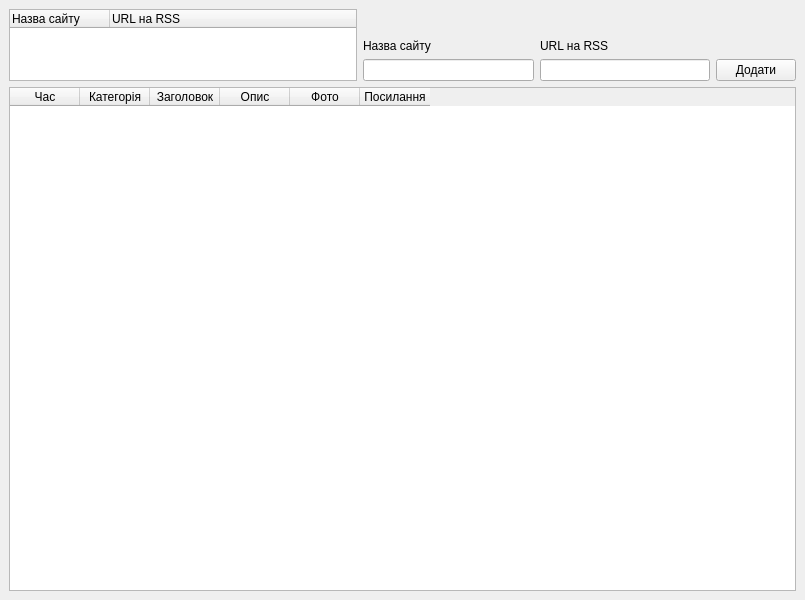
This is mainwindow.ui in Levanori/RSS-feed-reader as Qt 5 draws it before an edit. The edited form follows.
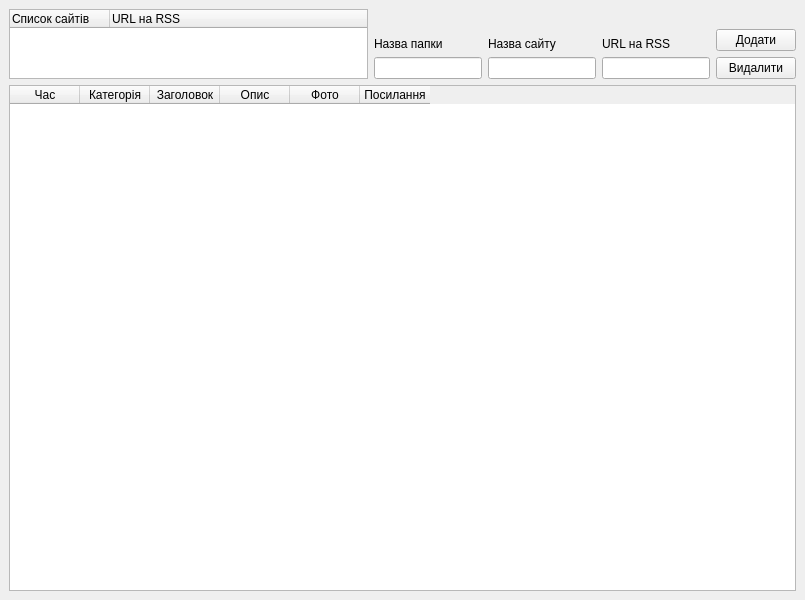
This is the edited form.

Commit message: Added folders for RSS feeds and checking for feed identity and name

```diff
--- a/mainwindow.ui
+++ b/mainwindow.ui
@@ -14,9 +14,9 @@
    <string>MainWindow</string>
   </property>
   <widget class="QWidget" name="centralwidget">
-   <layout class="QVBoxLayout" name="verticalLayout_4" stretch="1,7">
+   <layout class="QVBoxLayout" name="verticalLayout_5" stretch="1,9">
     <item>
-     <layout class="QHBoxLayout" name="horizontalLayout_2">
+     <layout class="QHBoxLayout" name="horizontalLayout_3">
       <item>
        <widget class="QTreeWidget" name="treeWidgetOfRSS">
         <property name="columnCount">
@@ -24,7 +24,7 @@
         </property>
         <column>
          <property name="text">
-          <string>Назва сайту</string>
+          <string>Список сайтів</string>
          </property>
         </column>
         <column>
@@ -34,11 +34,40 @@
         </column>
        </widget>
       </item>
+      <item>
+       <layout class="QHBoxLayout" name="horizontalLayout_2">
       <item>
        <layout class="QHBoxLayout" name="horizontalLayout">
         <property name="bottomMargin">
          <number>0</number>
         </property>
+          <item>
+           <layout class="QVBoxLayout" name="verticalLayout_4">
+            <item>
+             <spacer name="verticalSpacer_4">
+              <property name="orientation">
+               <enum>Qt::Orientation::Vertical</enum>
+              </property>
+              <property name="sizeHint" stdset="0">
+               <size>
+                <width>20</width>
+                <height>40</height>
+               </size>
+              </property>
+             </spacer>
+            </item>
+            <item>
+             <widget class="QLabel" name="label_3">
+              <property name="text">
+               <string>Назва папки</string>
+              </property>
+             </widget>
+            </item>
+            <item>
+             <widget class="QLineEdit" name="lineEditFolder"/>
+            </item>
+           </layout>
+          </item>
         <item>
          <layout class="QVBoxLayout" name="verticalLayout">
           <item>
@@ -116,6 +145,15 @@
            <string>Додати</string>
           </property>
          </widget>
+          </item>
+          <item>
+           <widget class="QPushButton" name="pushButtonDeleteRSS">
+            <property name="text">
+             <string>Видалити</string>
+            </property>
+           </widget>
+          </item>
+         </layout>
         </item>
        </layout>
       </item>
```
Lines whose indentation alone changed are shown as unchanged. The commit also changes 3 other files.
